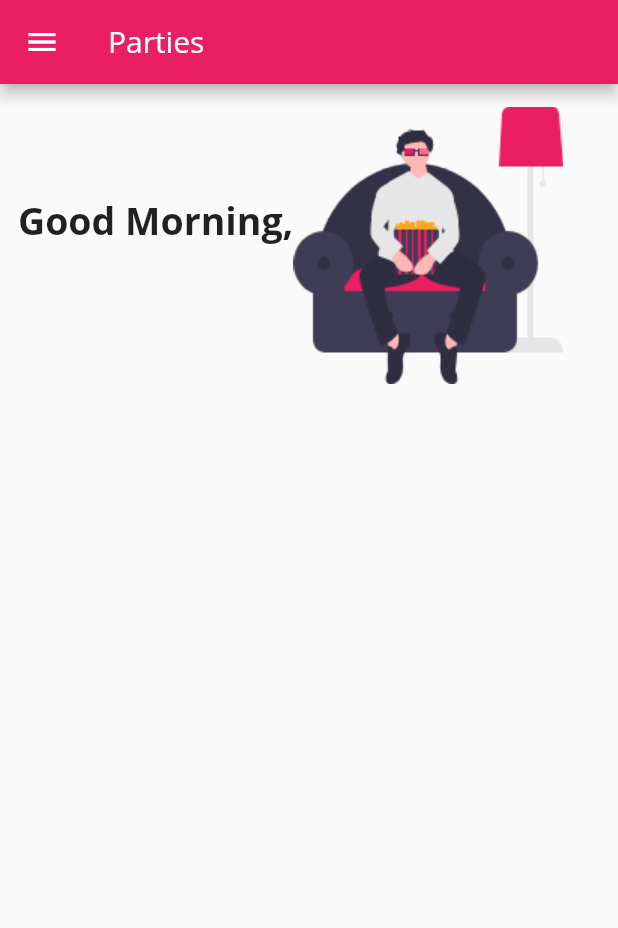
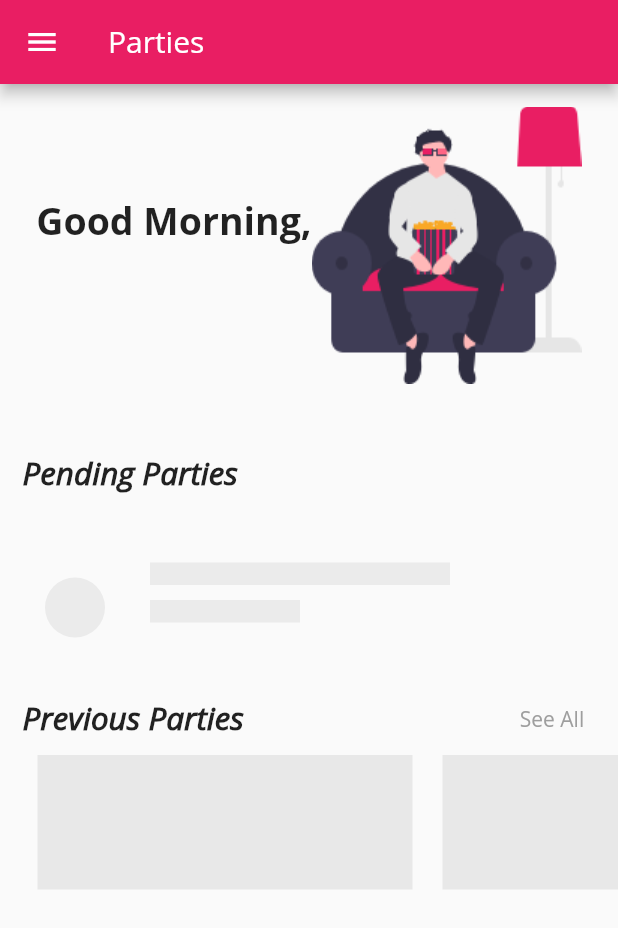
Before and after one commit to omarralaa/Watcheroo, a Flutter app: the HomeScreen screen opened by its route, on a phone screen of 412 x 824 dp. Shown: the top 928 px of the screen. Run offline on Flutter 3.47's test engine with Material 2 defaults, Android fonts, the phone set to English and light mode, and no system bars; our stand-ins replace dio, file_picker, firebase_messaging, flutter_secure_storage, get_it, socket_io_client and 1 more; accounts and stored records are empty.

Commit message:
Added Previous Parties Page. Implemented loading containers when app is loading.

```diff
--- a/lib/src/screens/home_screen.dart
+++ b/lib/src/screens/home_screen.dart
@@ -1,11 +1,15 @@
 import 'package:flutter/material.dart';
 import 'package:intl/intl.dart';
 import 'package:provider/provider.dart';
-import 'package:watcherooflutter/src/providers/party.dart';
-import 'package:watcherooflutter/src/providers/profile.dart';
-import 'package:watcherooflutter/src/screens/previous_parties_screen.dart';
-import 'package:watcherooflutter/src/screens/review_invitation_screen.dart';
-import 'package:watcherooflutter/src/widgets/main_drawer.dart';
+
+import '../providers/party.dart';
+import '../providers/profile.dart';
+import './review_invitation_screen.dart';
+import './previous_parties_screen.dart';
+import '../widgets/loading_header.dart';
+import '../widgets/loading_list_tile.dart';
+import '../widgets/loading_prev_parties.dart';
+import '../widgets/main_drawer.dart';
 
 class HomeScreen extends StatefulWidget {
   static const routeName = '/home-screen';
@@ -46,14 +50,14 @@ class _HomeScreenState extends State<HomeScreen> {
 
   Widget _buildHeader() {
     final profile = Provider.of<Profile>(context, listen: false).user;
-    return profile == null
-        ? SizedBox()
-        : FittedBox(
+    return FittedBox(
       child: Container(
         padding: const EdgeInsets.symmetric(horizontal: 12, vertical: 15),
         child: Row(
           children: <Widget>[
-                  Text(
+            profile == null
+                ? LoadingHeader()
+                : Text(
                     'Good ${_timing()},\n${profile.firstName} ${profile.lastName}',
                     style: TextStyle(fontWeight: FontWeight.bold, fontSize: 25),
                   ),
@@ -71,7 +75,6 @@ class _HomeScreenState extends State<HomeScreen> {
     final profile = Provider.of<Profile>(context);
     final pendingParties = Provider.of<Party>(context).pendingParties;
 
-    if (profile.user == null || pendingParties == null) return SizedBox();
     return Column(
       children: <Widget>[
         Container(
@@ -88,9 +91,19 @@ class _HomeScreenState extends State<HomeScreen> {
         ),
         SizedBox(height: 25),
         Container(
-          height: 180,
+          height: 100,
           padding: EdgeInsets.symmetric(horizontal: 20),
-          child: ListView.builder(
+          child: profile.user == null || pendingParties == null
+              ? LoadingListTile()
+              : pendingParties.length == 0
+                  ? Container(
+                      padding: EdgeInsets.symmetric(vertical: 20),
+                      child: Text(
+                        'You have no pending parties!',
+                        style: TextStyle(color: Colors.pink),
+                      ),
+                    )
+                  : ListView.builder(
                       key: UniqueKey(),
                       itemCount: pendingParties.length,
                       itemBuilder: (ctx, i) {
@@ -103,11 +116,13 @@ class _HomeScreenState extends State<HomeScreen> {
                             ),
                             margin: EdgeInsets.symmetric(vertical: 6),
                             elevation: 2,
+                            child: InkWell(
                               child: Container(
                                 child: ListTile(
                                   leading: CircleAvatar(
                                     radius: 24,
-                        backgroundImage: NetworkImage(friend.imageUrl),
+                                    backgroundImage:
+                                        NetworkImage(friend.imageUrl),
                                   ),
                                   title: Text(
                                     pendingParties[i].movieName,
@@ -116,15 +131,17 @@ class _HomeScreenState extends State<HomeScreen> {
                                   subtitle: Text(
                                     'Invitation by ${friend.firstName}',
                                     style: TextStyle(
-                            fontSize: 14, fontStyle: FontStyle.italic),
+                                        fontSize: 14,
+                                        fontStyle: FontStyle.italic),
                                   ),
-                      trailing: FlatButton(
-                        child: Icon(
+                                  trailing: Icon(
                                     Icons.keyboard_arrow_right,
                                     size: 50,
                                     color: Colors.grey,
                                   ),
-                        onPressed: () {
+                                ),
+                              ),
+                              onTap: () {
                                 Navigator.of(context).pushNamed(
                                   ReviewInvitationScreen.routeName,
                                   arguments: {
@@ -133,8 +150,6 @@ class _HomeScreenState extends State<HomeScreen> {
                                   },
                                 );
                               },
-                      ),
-                    ),
                             ),
                           ),
                         );
@@ -148,7 +163,7 @@ class _HomeScreenState extends State<HomeScreen> {
   Widget _buildPrevParties() {
     final profile = Provider.of<Profile>(context);
     final prevParties = Provider.of<Party>(context).prevParties;
-    if (prevParties == null || profile.user == null) return SizedBox();
+
     return Column(
       children: <Widget>[
         Container(
@@ -182,7 +197,17 @@ class _HomeScreenState extends State<HomeScreen> {
         ),
         Container(
           height: 90,
-          child: ListView.builder(
+          child: profile.user == null || prevParties == null
+              ? LoadingPrevParties()
+              : prevParties.length == 0
+                  ? Container(
+                      padding: EdgeInsets.symmetric(vertical: 20),
+                      child: Text(
+                        'You have no previous parties!',
+                        style: TextStyle(color: Colors.pink),
+                      ),
+                    )
+                  : ListView.builder(
                       padding: EdgeInsets.symmetric(horizontal: 15),
                       itemCount: prevParties.length,
                       scrollDirection: Axis.horizontal,
@@ -202,12 +227,14 @@ class _HomeScreenState extends State<HomeScreen> {
                                 crossAxisAlignment: CrossAxisAlignment.center,
                                 children: <Widget>[
                                   CircleAvatar(
-                          backgroundImage: NetworkImage(friend.imageUrl),
+                                    backgroundImage:
+                                        NetworkImage(friend.imageUrl),
                                   ),
                                   SizedBox(width: 10),
                                   Column(
                                     mainAxisAlignment: MainAxisAlignment.center,
-                          crossAxisAlignment: CrossAxisAlignment.start,
+                                    crossAxisAlignment:
+                                        CrossAxisAlignment.start,
                                     children: <Widget>[
                                       Text(
                                         prevParties[i].movieName,
@@ -232,7 +259,7 @@ class _HomeScreenState extends State<HomeScreen> {
                                         ),
                                       ),
                                     ],
-                        )
+                                  ),
                                 ],
                               ),
                             ),
--- /dev/null
+++ b/lib/src/widgets/loading_prev_parties.dart
@@ -0,0 +1,22 @@
+import 'package:flutter/material.dart';
+
+class LoadingPrevParties extends StatelessWidget {
+  @override
+  Widget build(BuildContext context) {
+    return Container(
+      height: 90,
+      child: ListView.builder(
+        padding: EdgeInsets.symmetric(horizontal: 15),
+        itemCount: 2,
+        scrollDirection: Axis.horizontal,
+        itemBuilder: (ctx, i) {
+          return Container(
+            width: 250,
+            margin: const EdgeInsets.symmetric(horizontal: 10),
+            color: Color(0xFFE8E8E8),
+          );
+        },
+      ),
+    );
+  }
+}
```
Also changed, not shown: lib/src/screens/previous_parties_screen.dart (+92 -2 lines), lib/src/widgets/loading_header.dart (added, +29 -0 lines), lib/src/widgets/prev_party_tile.dart (added, +111 -0 lines). Lines whose indentation alone changed are shown as unchanged.
